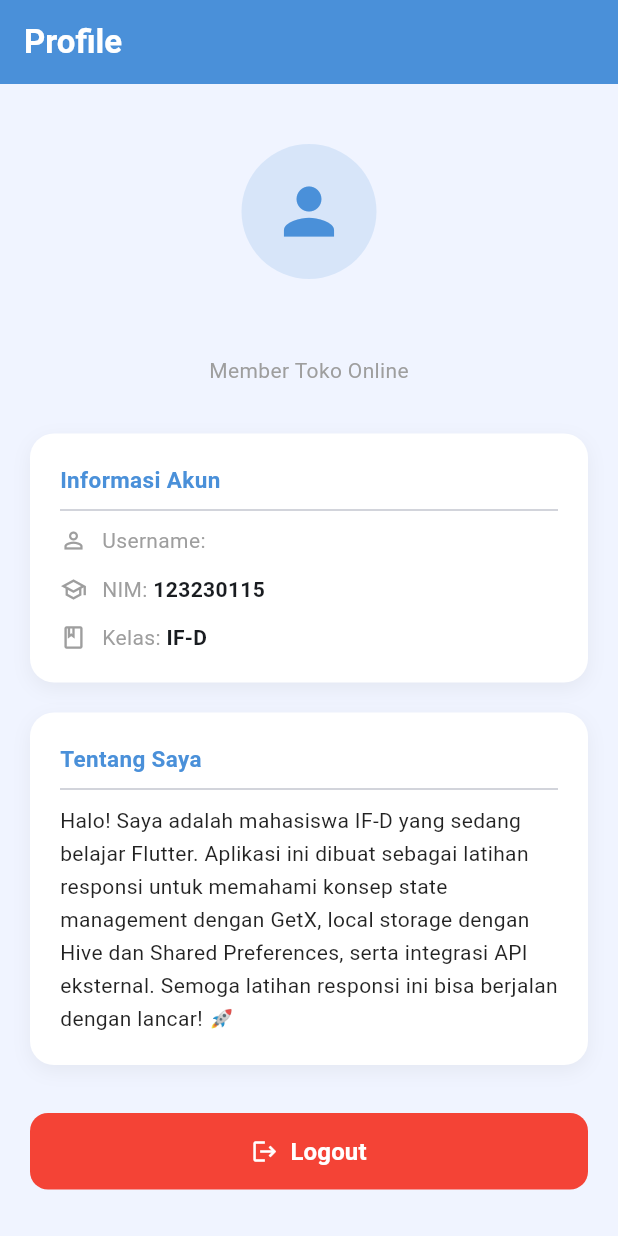
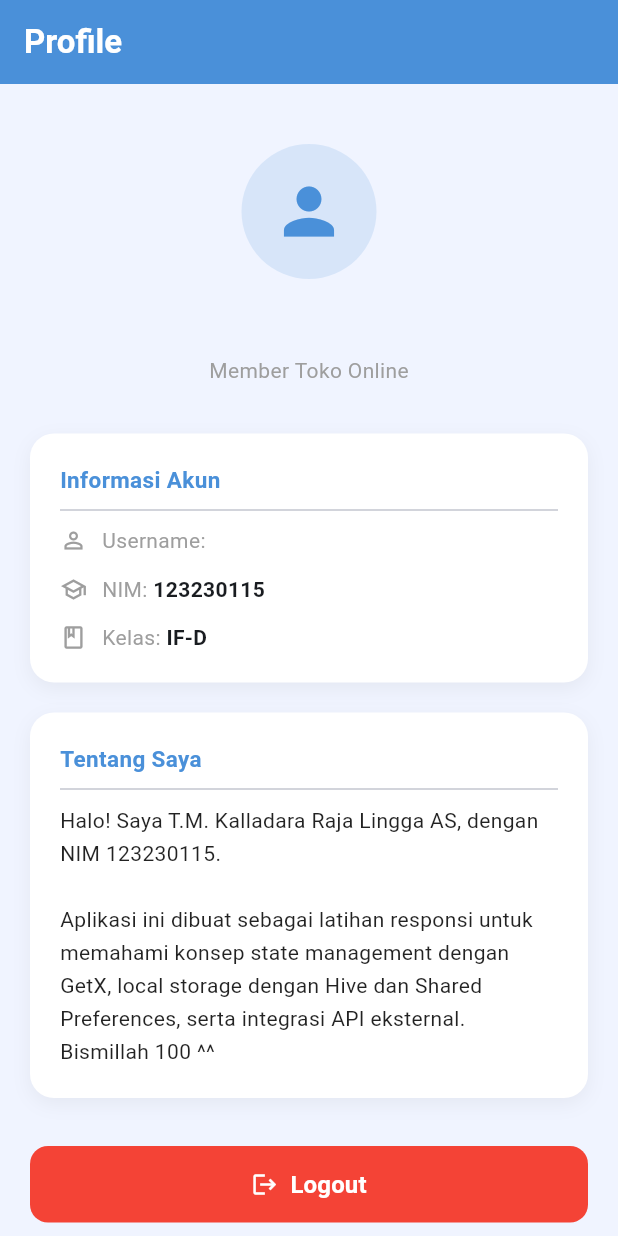
Before and after one commit to b0ppp/123230115_latres_D, a Flutter app: the ProfilePage screen opened directly, on a phone screen of 412 x 824 dp. Run offline on Flutter 3.47's test engine with Material 3 defaults, Android fonts, the phone set to English and light mode, and no system bars; our stand-ins replace cached_network_image, get, hive, hive_flutter, shared_preferences; accounts and stored records are empty.

Commit message:
update minor

```diff
--- a/lib/pages/profile_page.dart
+++ b/lib/pages/profile_page.dart
@@ -122,10 +122,10 @@ class ProfilePage extends StatelessWidget {
                   ),
                 ],
               ),
-              child: Column(
+              child: const Column(
                 crossAxisAlignment: CrossAxisAlignment.start,
                 children: [
-                  const Text(
+                  Text(
                     'Tentang Saya',
                     style: TextStyle(
                       fontSize: 15,
@@ -133,13 +133,13 @@ class ProfilePage extends StatelessWidget {
                       color: Color(0xFF4A90D9),
                     ),
                   ),
-                  const Divider(height: 20),
-                  const Text(
-                    'Halo! Saya adalah mahasiswa IF-D yang sedang belajar Flutter. '
+                  Divider(height: 20),
+                  Text(
+                    'Halo! Saya T.M. Kalladara Raja Lingga AS, dengan NIM 123230115. \n\n'
                     'Aplikasi ini dibuat sebagai latihan responsi untuk memahami '
                     'konsep state management dengan GetX, local storage dengan Hive '
                     'dan Shared Preferences, serta integrasi API eksternal. '
-                    'Semoga latihan responsi ini bisa berjalan dengan lancar! 🚀',
+                    'Bismillah 100 ^^',
                     style: TextStyle(
                       fontSize: 14,
                       height: 1.6,
```
